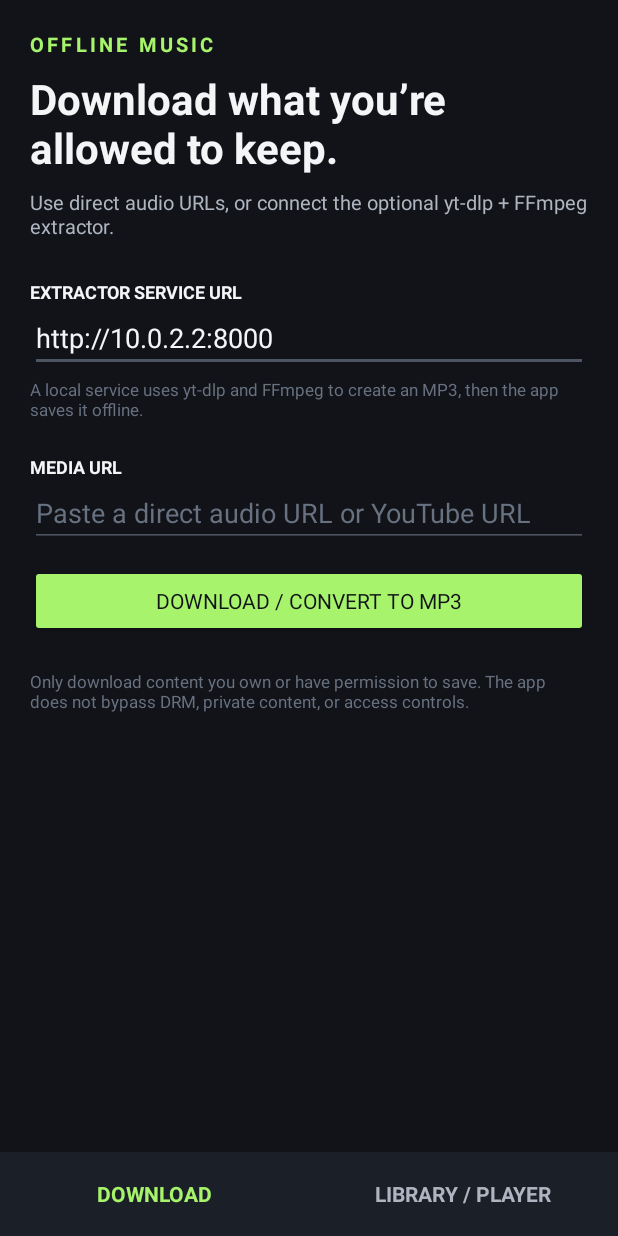
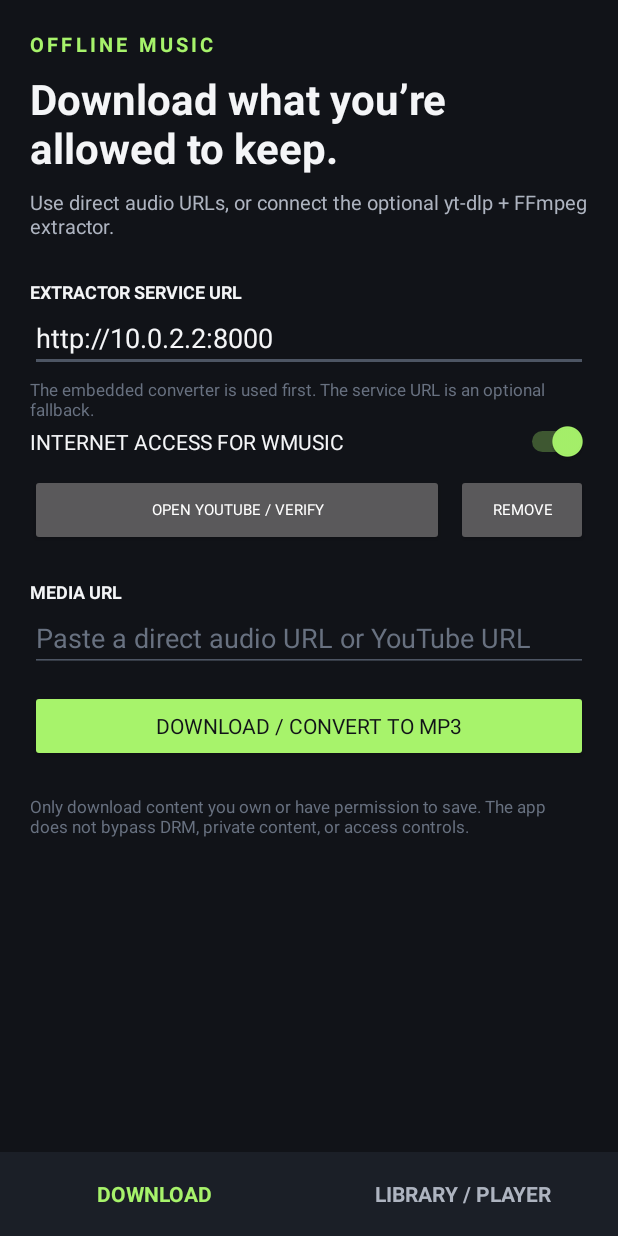
Before and after one commit to wf2008/Wfmusic, an Android app: the screen it shows after launch (MainActivity), on a phone screen of 412 x 824 dp. Run offline under Robolectric (Android 15) with nearby library versions, the phone set to English and light mode, and no system bars; libraries missing offline, so code that uses them is left out: com.arthenica.ffmpegkit, com.chaquo.python.

Commit message:
Add in-app YouTube WebView session flow

```diff
--- a/app/src/main/AndroidManifest.xml
+++ b/app/src/main/AndroidManifest.xml
@@ -9,6 +9,7 @@
                 <category android:name="android.intent.category.LAUNCHER" />
             </intent-filter>
         </activity>
+        <activity android:name=".YouTubeWebViewActivity" android:screenOrientation="portrait" android:exported="false" />
         <service android:name=".PlaybackService" android:exported="false" android:foregroundServiceType="mediaPlayback" />
     </application>
 </manifest>
--- a/app/src/main/java/com/example/offlinemusicplayer/MainActivity.java
+++ b/app/src/main/java/com/example/offlinemusicplayer/MainActivity.java
@@ -15,7 +15,8 @@ import java.util.concurrent.*;
 
 public class MainActivity extends Activity {
     private EditText urlInput, serviceUrlInput;
-    private Button downloadButton, playPauseButton, previousButton, nextButton, shuffleButton, repeatButton;
+    private Button downloadButton, playPauseButton, previousButton, nextButton, shuffleButton, repeatButton, importCookiesButton, removeCookiesButton;
+    private android.widget.Switch internetToggle;
     private TextView statusText, nowPlaying, elapsedText, durationText, libraryEmpty, downloadTab, libraryTab;
     private ListView libraryList;
     private SeekBar progressBar;
@@ -26,6 +27,7 @@ public class MainActivity extends Activity {
     private File selectedTrack;
     private long lastDownloadId = -1;
     private boolean shuffle = false, repeat = false, userSeeking = false;
+    private String pendingMediaUrl;
     private final Random random = new Random();
     private final Handler handler = new Handler(Looper.getMainLooper());
     private final ExecutorService executor = Executors.newSingleThreadExecutor();
@@ -41,6 +43,8 @@ public class MainActivity extends Activity {
     private void bindViews() {
         urlInput=findViewById(R.id.urlInput); serviceUrlInput=findViewById(R.id.serviceUrlInput); downloadButton=findViewById(R.id.downloadButton);
         playPauseButton=findViewById(R.id.playPauseButton); previousButton=findViewById(R.id.previousButton); nextButton=findViewById(R.id.nextButton);
+        importCookiesButton=findViewById(R.id.importCookiesButton); removeCookiesButton=findViewById(R.id.removeCookiesButton);
+        internetToggle=findViewById(R.id.internetToggle); internetToggle.setChecked(getPreferences(MODE_PRIVATE).getBoolean("internet_enabled",true));
         shuffleButton=findViewById(R.id.shuffleButton); repeatButton=findViewById(R.id.repeatButton); statusText=findViewById(R.id.statusText);
         nowPlaying=findViewById(R.id.nowPlaying); elapsedText=findViewById(R.id.elapsedText); durationText=findViewById(R.id.durationText);
         libraryEmpty=findViewById(R.id.libraryEmpty); progressBar=findViewById(R.id.progressBar); libraryList=findViewById(R.id.libraryList);
@@ -53,6 +57,9 @@ public class MainActivity extends Activity {
 
     private void bindActions() {
         downloadButton.setOnClickListener(v -> beginDownload());
+        importCookiesButton.setOnClickListener(v -> openYouTubeSession(null));
+        removeCookiesButton.setOnClickListener(v -> removeCookiesFile());
+        internetToggle.setOnCheckedChangeListener((button, checked) -> getPreferences(MODE_PRIVATE).edit().putBoolean("internet_enabled",checked).apply());
         downloadTab.setOnClickListener(v -> showDownloadTab()); libraryTab.setOnClickListener(v -> showLibraryTab());
         libraryList.setOnItemClickListener((p,v,position,id) -> selectTrack(tracks.get(position)));
         playPauseButton.setOnClickListener(v -> togglePlayback()); previousButton.setOnClickListener(v -> playRelative(-1)); nextButton.setOnClickListener(v -> playRelative(1));
@@ -69,6 +76,7 @@ public class MainActivity extends Activity {
 
     private void beginDownload() {
         String raw=urlInput.getText().toString().trim(); if(raw.isEmpty()){statusText.setText("Paste a URL first.");return;}
+        if(!internetToggle.isChecked()){statusText.setText("Internet access is OFF. Turn it on to download or open YouTube.");return;}
         Uri uri=Uri.parse(raw); String scheme=uri.getScheme(); if(!"http".equalsIgnoreCase(scheme)&&!"https".equalsIgnoreCase(scheme)){statusText.setText("Use an http or https URL.");return;}
         getPreferences(MODE_PRIVATE).edit().putString("service_url",serviceUrlInput.getText().toString().trim()).apply();
         if (isServiceUrl(raw)) extractEmbedded(raw); else enqueueDownload(raw, safeName(uri.getLastPathSegment()));
@@ -77,11 +85,21 @@ public class MainActivity extends Activity {
     private boolean isServiceUrl(String raw) { String l=raw.toLowerCase(Locale.US); return l.contains("youtube.com/") || l.contains("youtu.be/") || l.contains("vimeo.com/"); }
 
     private void extractEmbedded(String mediaUrl) {
+        if(cookiesFile()==null){ pendingMediaUrl=mediaUrl; openYouTubeSession(mediaUrl); return; }
         downloadButton.setEnabled(false); statusText.setText("Converting inside Wfmusic with yt-dlp + FFmpeg…");
-        embeddedExtractor.extract(this, mediaUrl, musicDir(), new EmbeddedExtractor.Callback() {
+        embeddedExtractor.extract(this, mediaUrl, musicDir(), cookiesFile(), new EmbeddedExtractor.Callback() {
             @Override public void success(File mp3) { runOnUiThread(() -> { downloadButton.setEnabled(true); statusText.setText("Saved to your downloaded music."); refreshLibrary(); showLibraryTab(); }); }
             @Override public void failure(String message) { runOnUiThread(() -> { downloadButton.setEnabled(true); statusText.setText("Embedded conversion failed: "+message); }); }
         });
+    }
+
+    private File cookiesFile() { File f=new File(getFilesDir(),"youtube-cookies.txt"); return f.isFile()?f:null; }
+    private void openYouTubeSession(String url){ if(!internetToggle.isChecked()){statusText.setText("Internet access is OFF.");return;} Intent i=new Intent(this,YouTubeWebViewActivity.class); i.putExtra("url",url); startActivityForResult(i,702); }
+    private void removeCookiesFile() { File f=new File(getFilesDir(),"youtube-cookies.txt"); if(f.exists()) f.delete(); statusText.setText("YouTube WebView session removed from Wfmusic."); }
+    @Override protected void onActivityResult(int requestCode,int resultCode,Intent data){
+        super.onActivityResult(requestCode,resultCode,data); if(requestCode!=702)return;
+        if(resultCode==RESULT_OK && pendingMediaUrl!=null){ String url=pendingMediaUrl; pendingMediaUrl=null; extractEmbedded(url); }
+        else if(resultCode!=RESULT_OK) statusText.setText("YouTube session not saved. Complete verification in the WebView first.");
     }
 
     private void extractThroughService(String mediaUrl) {
--- a/app/src/main/res/layout/activity_main.xml
+++ b/app/src/main/res/layout/activity_main.xml
@@ -6,7 +6,12 @@
             <TextView android:id="@+id/statusText" android:layout_width="match_parent" android:layout_height="wrap_content" android:text="Use direct audio URLs, or connect the optional yt-dlp + FFmpeg extractor." android:textColor="#AEB4C0" android:textSize="13sp" android:layout_marginTop="8dp" />
             <TextView android:layout_width="wrap_content" android:layout_height="wrap_content" android:text="EXTRACTOR SERVICE URL" android:textColor="#F4F5F7" android:textStyle="bold" android:textSize="12sp" android:layout_marginTop="26dp" />
             <EditText android:id="@+id/serviceUrlInput" android:layout_width="match_parent" android:layout_height="wrap_content" android:hint="http://10.0.2.2:8000" android:singleLine="true" android:inputType="textUri" android:textColor="#F4F5F7" android:textColorHint="#687180" android:backgroundTint="#4D5563" />
-            <TextView android:layout_width="wrap_content" android:layout_height="wrap_content" android:text="A local service uses yt-dlp and FFmpeg to create an MP3, then the app saves it offline." android:textColor="#687180" android:textSize="11sp" android:layout_marginTop="4dp" />
+            <TextView android:layout_width="wrap_content" android:layout_height="wrap_content" android:text="The embedded converter is used first. The service URL is an optional fallback." android:textColor="#687180" android:textSize="11sp" android:layout_marginTop="4dp" />
+            <Switch android:id="@+id/internetToggle" android:layout_width="match_parent" android:layout_height="wrap_content" android:text="INTERNET ACCESS FOR WMUSIC" android:textColor="#F4F5F7" android:checked="true" />
+            <LinearLayout android:layout_width="match_parent" android:layout_height="wrap_content" android:orientation="horizontal" android:layout_marginTop="8dp">
+                <Button android:id="@+id/importCookiesButton" android:layout_width="0dp" android:layout_height="wrap_content" android:layout_weight="1" android:text="OPEN YOUTUBE / VERIFY" android:textSize="10sp" />
+                <Button android:id="@+id/removeCookiesButton" android:layout_width="wrap_content" android:layout_height="wrap_content" android:text="REMOVE" android:textSize="10sp" android:layout_marginStart="8dp" />
+            </LinearLayout>
             <TextView android:layout_width="wrap_content" android:layout_height="wrap_content" android:text="MEDIA URL" android:textColor="#F4F5F7" android:textStyle="bold" android:textSize="12sp" android:layout_marginTop="22dp" />
             <EditText android:id="@+id/urlInput" android:layout_width="match_parent" android:layout_height="wrap_content" android:hint="Paste a direct audio URL or YouTube URL" android:singleLine="true" android:inputType="textUri" android:textColor="#F4F5F7" android:textColorHint="#687180" android:backgroundTint="#4D5563" />
             <Button android:id="@+id/downloadButton" android:layout_width="match_parent" android:layout_height="wrap_content" android:text="DOWNLOAD / CONVERT TO MP3" android:textColor="#111318" android:backgroundTint="#A7F36B" android:layout_marginTop="12dp" />
```
Also changed, not shown: app/src/main/java/com/example/offlinemusicplayer/EmbeddedExtractor.java (+5 -2 lines), app/src/main/java/com/example/offlinemusicplayer/YouTubeWebViewActivity.java (added, +42 -0 lines), app/src/main/res/layout/activity_youtube_webview.xml (added, +7 -0 lines), 2 other files.
